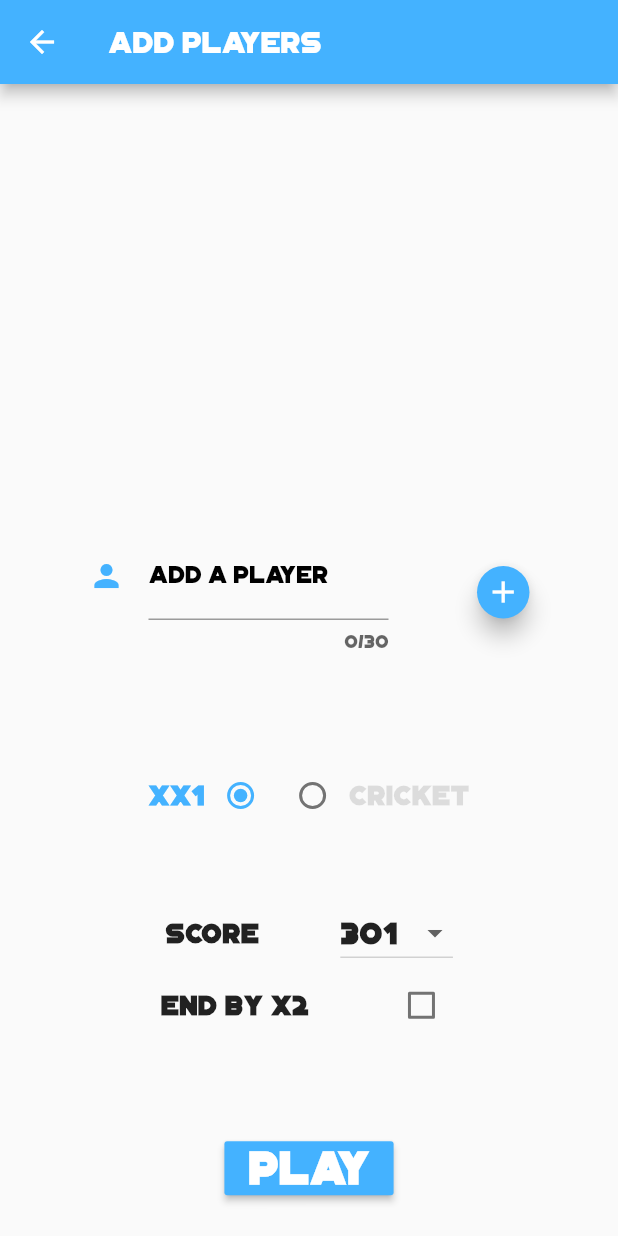
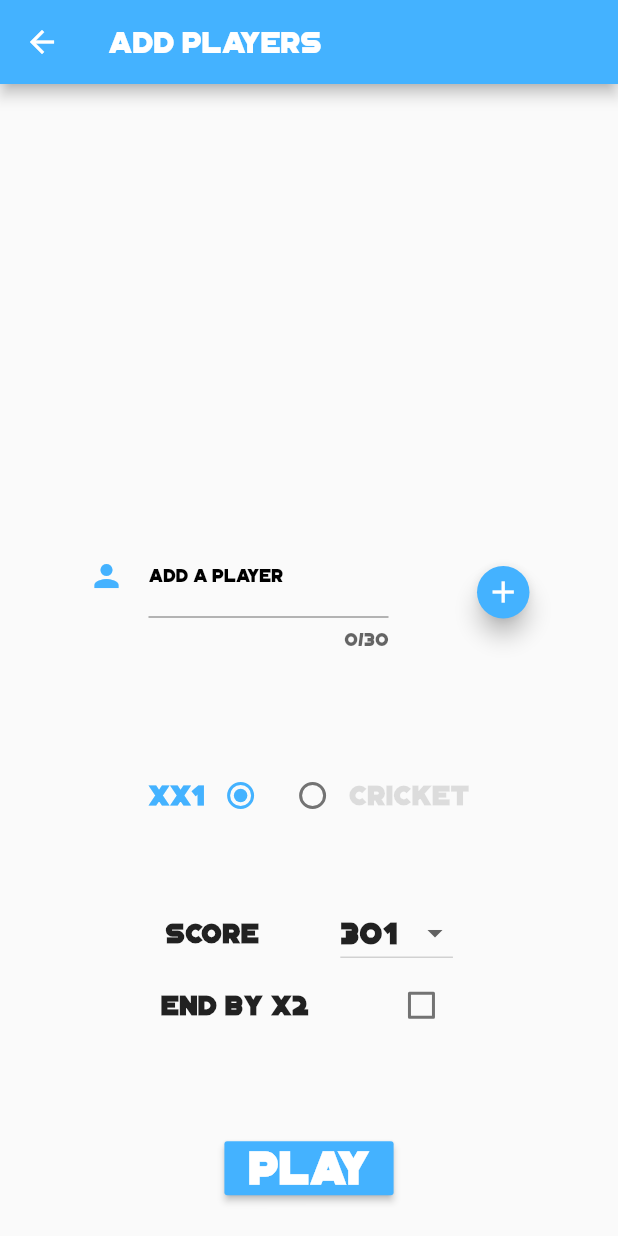
Before and after one commit to maraispierre/dartagnan, a Flutter app: the GameLauncher screen opened directly, on a phone screen of 412 x 824 dp. Run offline on Flutter 3.47's test engine with Material 2 defaults, Android fonts, the phone set to English and light mode, and no system bars; our stand-ins replace firebase_auth, google_sign_in; missing offline and left inert: crypt; accounts and stored records are empty.

Commit message:
[ISSUE#64] Field message not visible to add room

```diff
--- a/lib/pages/launcher/GameLauncher.dart
+++ b/lib/pages/launcher/GameLauncher.dart
@@ -155,7 +155,10 @@ class GameLauncherState extends State<GameLauncher> {
                         icon: Icon(Icons.person, color: COLOR_MAIN_BLUE,),
                         hintText: AppLocalizations.of(context).addPlayerFieldName,
                         labelText: AppLocalizations.of(context).addPlayerField ,
-                        labelStyle: TextStyle(color: Colors.black,),
+                        labelStyle: TextStyle(
+                          color: Colors.black,
+                          fontSize: 12
+                        ),
                         focusColor: COLOR_MAIN_BLUE,
                         focusedBorder: UnderlineInputBorder(
                           borderSide: BorderSide(
--- a/lib/pages/rooms/RoomDetailPage.dart
+++ b/lib/pages/rooms/RoomDetailPage.dart
@@ -93,7 +93,10 @@ class RoomDetailPageState extends State<RoomDetailPage> {
                           icon: Icon(Icons.person, color: COLOR_MAIN_BLUE,),
                           hintText: AppLocalizations.of(context).addPlayerFieldName,
                           labelText: AppLocalizations.of(context).addPlayerField,
-                          labelStyle: TextStyle(color: Colors.black,),
+                          labelStyle: TextStyle(
+                            color: Colors.black,
+                            fontSize: 12
+                          ),
                           focusColor: COLOR_MAIN_BLUE,
                           focusedBorder: UnderlineInputBorder(
                             borderSide: BorderSide(
--- a/lib/pages/rooms/RoomsManagerPage.dart
+++ b/lib/pages/rooms/RoomsManagerPage.dart
@@ -101,7 +101,10 @@ class RoomsManagerPageState extends State<RoomsManagerPage> {
                           icon: Icon(Icons.supervised_user_circle, color: COLOR_MAIN_BLUE,),
                           hintText: AppLocalizations.of(context).addPlayerFieldName,
                           labelText: AppLocalizations.of(context).addRoomField,
-                          labelStyle: TextStyle(color: Colors.black,),
+                          labelStyle: TextStyle(
+                            color: Colors.black,
+                            fontSize: 12
+                          ),
                           focusColor: COLOR_MAIN_BLUE,
                           focusedBorder: UnderlineInputBorder(
                             borderSide: BorderSide(
```
